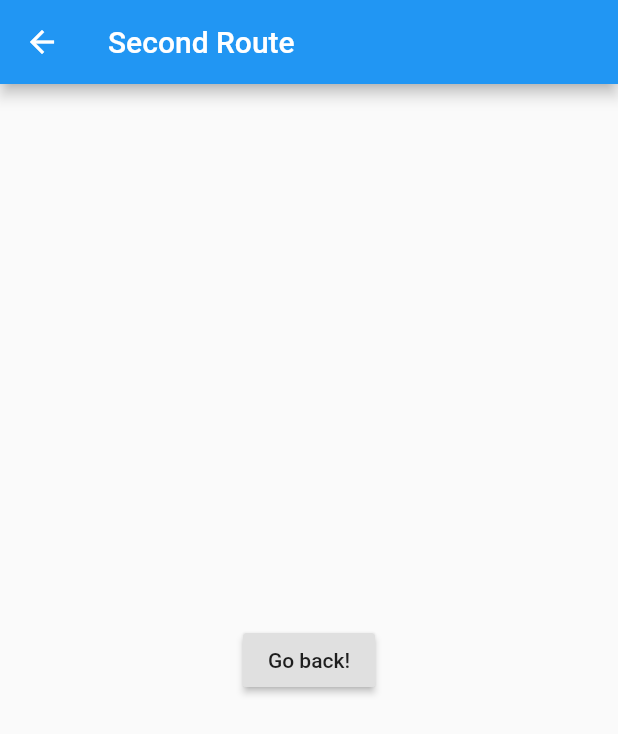
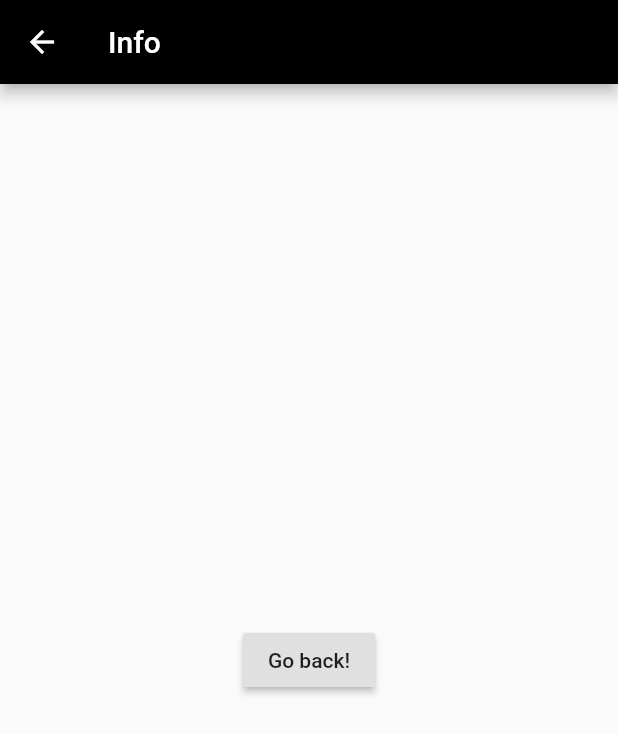
Before and after one commit to Rahulshahare/SaregamaApp, a Flutter app: the SecondRoute screen opened directly, on a phone screen of 412 x 824 dp. Shown: the top 734 px of the screen. Run offline on Flutter 3.47's test engine with Material 2 defaults, Android fonts, the phone set to English and light mode, and no system bars; our stand-ins replace audioplayers, double_back_to_close_app.

Commit message:
color of appbar here is a black

```diff
--- a/lib/main.dart
+++ b/lib/main.dart
@@ -88,7 +88,8 @@ class SecondRoute extends StatelessWidget {
   Widget build(BuildContext context) {
     return Scaffold(
       appBar: AppBar(
-        title: Text("Second Route"),
+        title: Text("Info"),
+        backgroundColor: Colors.black,
       ),
       body: Center(
         child: RaisedButton(
```
